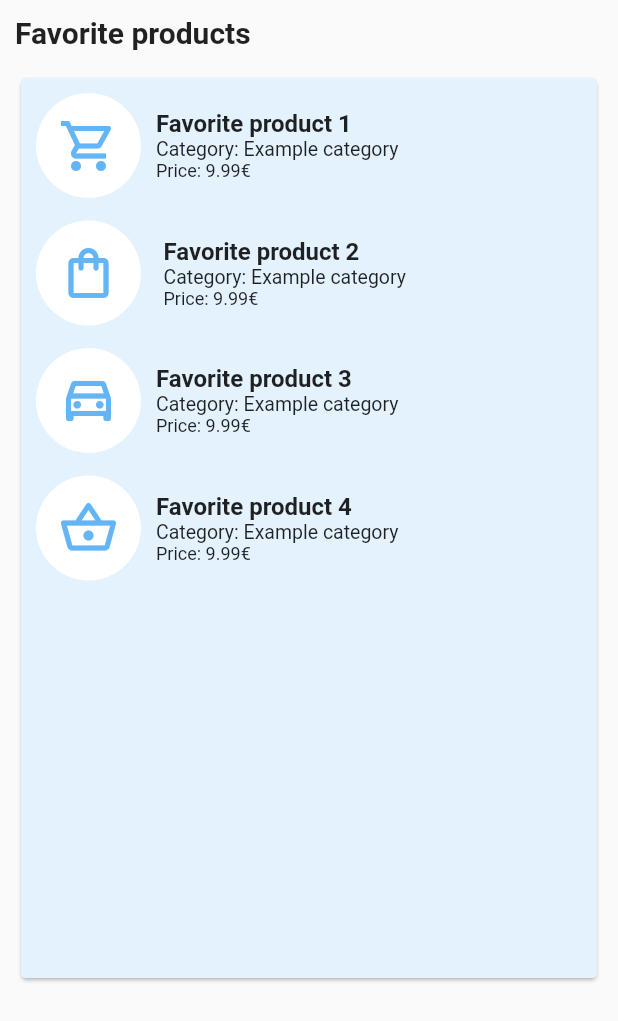
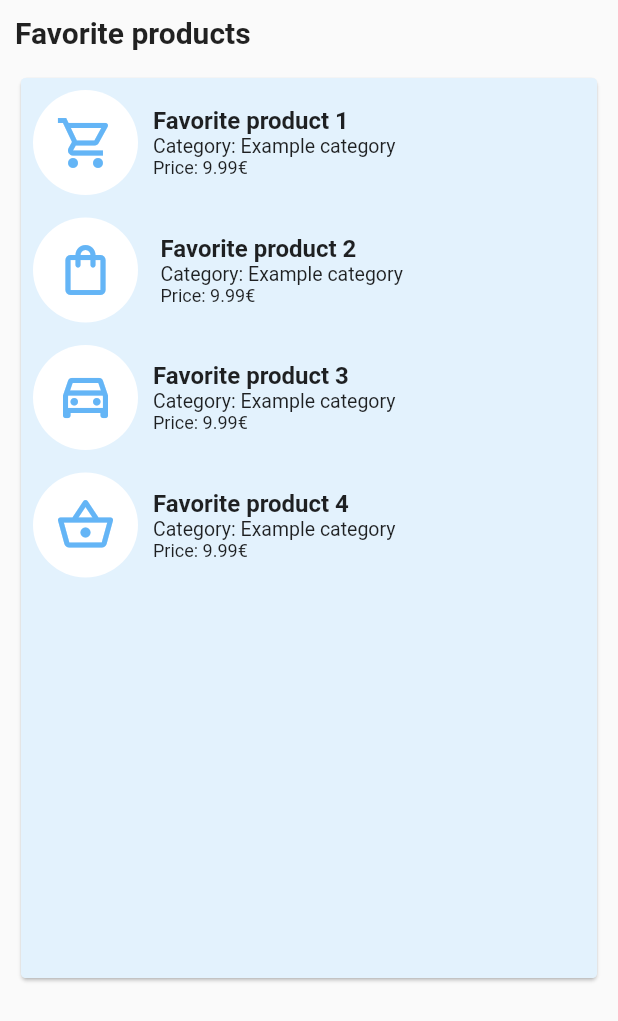
Before and after one commit to uizentrum/prestashop_app, a Flutter app: the FifthScreen screen opened directly, on a phone screen of 412 x 824 dp. Shown: the top 1021 px of the screen. Run offline on Flutter 3.47's test engine with Material 2 defaults, Android fonts, the phone set to English and light mode, and no system bars; our stand-ins replace bloc, webview_flutter.

Commit message:
30_10_2020

```diff
--- a/lib/fifth_screen.dart
+++ b/lib/fifth_screen.dart
@@ -220,10 +220,10 @@ class FifthScreen extends StatelessWidget {
                             ),
                           ),
                           constraints: BoxConstraints(
-                            minWidth: 300, maxWidth: 400,
+                            minWidth: 300, maxWidth: 399  ,
                             minHeight: 60, maxHeight: 600,
                           ),
-                          padding: EdgeInsets.all(10),
+                          padding: EdgeInsets.all(8.0),
                           decoration: BoxDecoration(
                             color: Colors.blue.shade50,
                             borderRadius: BorderRadius.circular(3.0),
@@ -233,8 +233,8 @@ class FifthScreen extends StatelessWidget {
                   ),
                 ],
               ),
-            ),
-      ]
+          ),
+        ]
       ),
     );
   }
--- a/lib/settings_Screen.dart
+++ b/lib/settings_Screen.dart
@@ -24,7 +24,7 @@ class _SettingsScreenState extends State<SettingsScreen> {
                 Card(
                   elevation: 8.0,
                   shape: RoundedRectangleBorder(
-                      borderRadius: BorderRadius.circular(10.0)),
+                      borderRadius: BorderRadius.circular(10.000)),
                   color: Colors.blue.shade300,
                   child: ListTile(
                     //onTap: () {},
```
